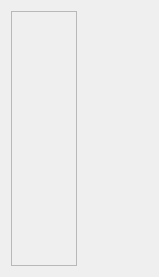
Old version of the form Qt/Test_NewMoonLight_firmware/src/mainbox/ui/mainbox.ui in the repository RinatB2017/mega_GIT.
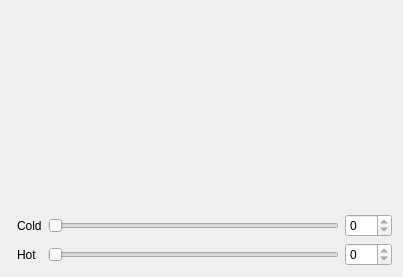
New version of the form.

Patch:
```diff
--- a/Qt/Test_NewMoonLight_firmware/src/mainbox/ui/mainbox.ui
+++ b/Qt/Test_NewMoonLight_firmware/src/mainbox/ui/mainbox.ui
@@ -6,7 +6,7 @@
    <rect>
     <x>0</x>
     <y>0</y>
-    <width>159</width>
+    <width>403</width>
     <height>277</height>
    </rect>
   </property>
@@ -28,11 +28,73 @@
     </widget>
    </item>
    <item>
-    <widget class="QLabel" name="lbl_pic">
-     <property name="scaledContents">
-      <bool>true</bool>
-     </property>
-    </widget>
+    <layout class="QVBoxLayout" name="verticalLayout">
+     <item>
+      <widget class="QLabel" name="lbl_pic">
+       <property name="scaledContents">
+        <bool>true</bool>
+       </property>
+      </widget>
+     </item>
+     <item>
+      <layout class="QGridLayout" name="gridLayout">
+       <item row="1" column="1">
+        <widget class="QSlider" name="sl_hot">
+         <property name="maximum">
+          <number>100</number>
+         </property>
+         <property name="orientation">
+          <enum>Qt::Horizontal</enum>
+         </property>
+        </widget>
+       </item>
+       <item row="1" column="0">
+        <widget class="QLabel" name="label_2">
+         <property name="text">
+          <string>Hot</string>
+         </property>
+        </widget>
+       </item>
+       <item row="0" column="1">
+        <widget class="QSlider" name="sl_cold">
+         <property name="maximum">
+          <number>100</number>
+         </property>
+         <property name="orientation">
+          <enum>Qt::Horizontal</enum>
+         </property>
+        </widget>
+       </item>
+       <item row="0" column="0">
+        <widget class="QLabel" name="label">
+         <property name="text">
+          <string>Cold</string>
+         </property>
+        </widget>
+       </item>
+       <item row="0" column="2">
+        <widget class="QSpinBox" name="sb_cold">
+         <property name="readOnly">
+          <bool>true</bool>
+         </property>
+         <property name="maximum">
+          <number>100</number>
+         </property>
+        </widget>
+       </item>
+       <item row="1" column="2">
+        <widget class="QSpinBox" name="sb_hot">
+         <property name="readOnly">
+          <bool>true</bool>
+         </property>
+         <property name="maximum">
+          <number>100</number>
+         </property>
+        </widget>
+       </item>
+      </layout>
+     </item>
+    </layout>
    </item>
   </layout>
  </widget>
```
